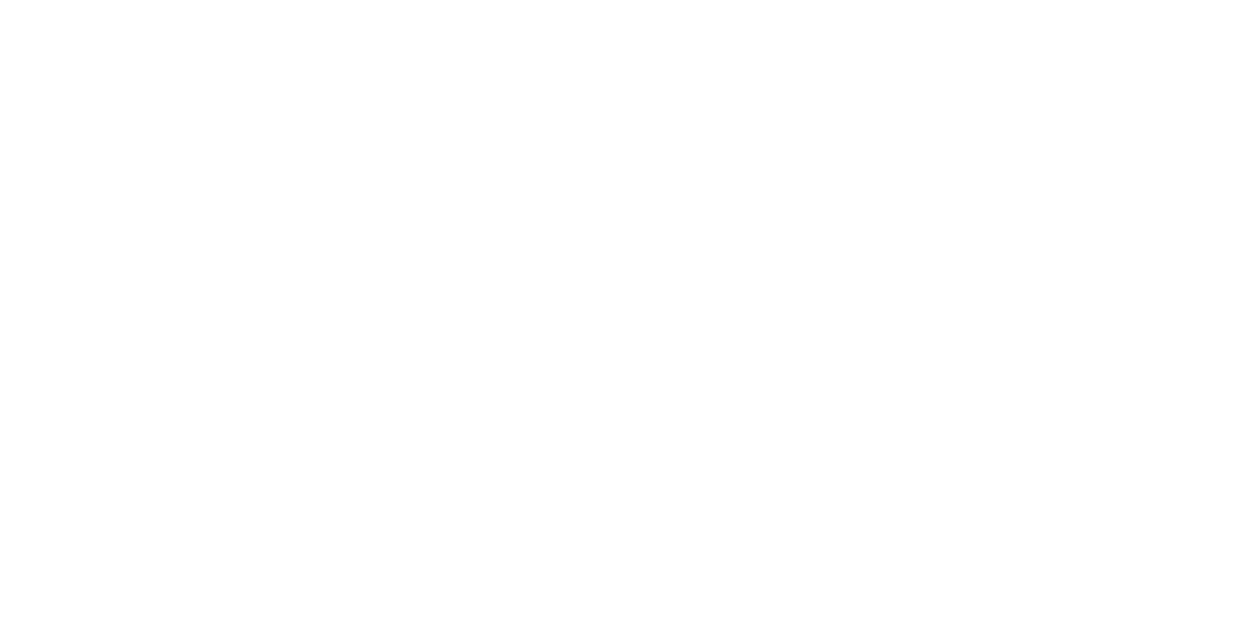
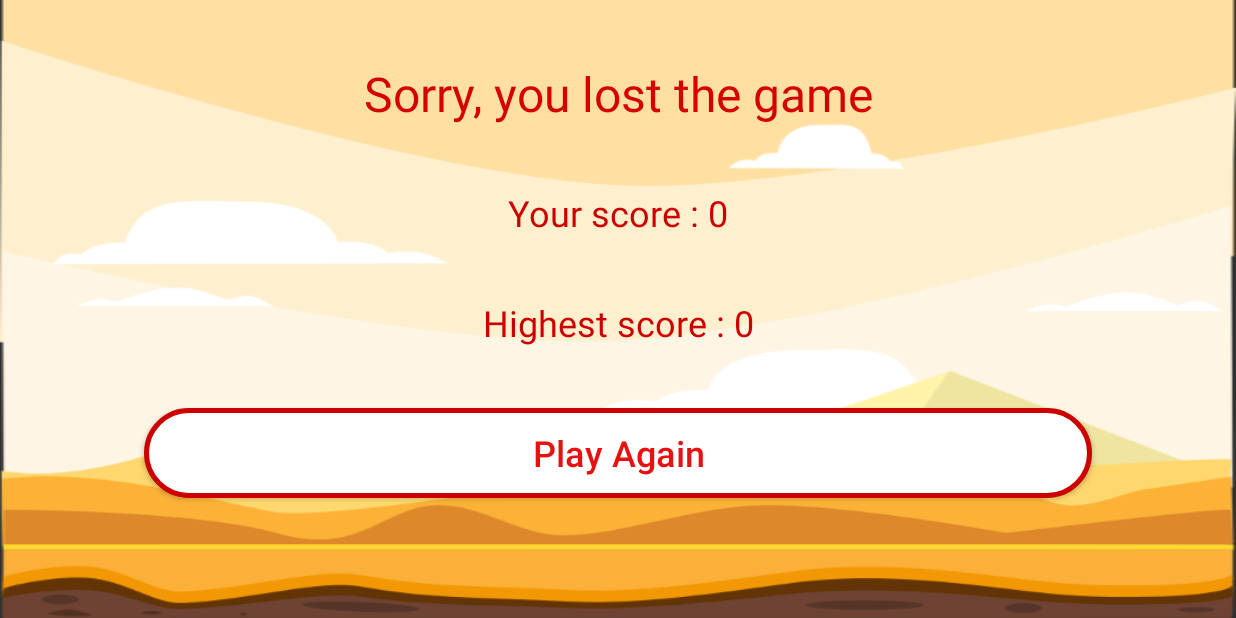
Before and after one commit to sky-CSE/HelpTheBird, an Android app: the ResultActivity screen opened directly, with no data from a screen before it, on a phone screen of 824 x 412 dp (held sideways). Before the commit the screen is empty. Run offline under Robolectric (Android 15) with nearby library versions, the phone set to English and light mode, and no system bars.

Commit message:
Storing HighestScore Locally, Theme change, FullScreen enabled

```diff
--- a/app/src/main/AndroidManifest.xml
+++ b/app/src/main/AndroidManifest.xml
@@ -7,20 +7,22 @@
         android:icon="@mipmap/ic_launcher"
         android:label="@string/app_name"
         android:roundIcon="@mipmap/ic_launcher_round"
-        android:supportsRtl="true"
-        android:theme="@style/Theme.HelpTheBird">
+        android:supportsRtl="true">
         <activity
             android:name=".ResultActivity"
             android:screenOrientation="landscape"
-            android:exported="false" />
+            android:exported="false"
+            android:theme="@style/Theme.AppCompat.NoActionBar"/>
         <activity
             android:name=".GameActivity"
             android:exported="false"
-            android:screenOrientation="landscape" />
+            android:screenOrientation="landscape"
+            android:theme="@style/Theme.AppCompat.NoActionBar"/>
         <activity
             android:name=".MainActivity"
             android:exported="true"
-            android:screenOrientation="landscape">
+            android:screenOrientation="landscape"
+            android:theme="@style/Theme.AppCompat.NoActionBar">
             <intent-filter>
                 <action android:name="android.intent.action.MAIN" />
 
--- a/app/src/main/java/com/example/helpthebird/GameActivity.java
+++ b/app/src/main/java/com/example/helpthebird/GameActivity.java
@@ -2,11 +2,13 @@ package com.example.helpthebird;
 
 import android.annotation.SuppressLint;
 import android.content.Intent;
+import android.graphics.Color;
 import android.media.MediaPlayer;
 import android.os.Bundle;
 import android.os.Handler;
 import android.view.MotionEvent;
 import android.view.View;
+import android.view.WindowManager;
 import android.widget.ImageView;
 import android.widget.TextView;
 
@@ -14,7 +16,7 @@ import androidx.appcompat.app.AppCompatActivity;
 import androidx.constraintlayout.widget.ConstraintLayout;
 
 public class GameActivity extends AppCompatActivity {
-    private static final int SCORE_TO_WIN_GAME = 250;
+    public static final int SCORE_TO_WIN_GAME = 250;
     private MediaPlayer mediaPlayer;
     private ImageView bird, enemy1, enemy2, enemy3, coin1, coin2, life1, life2, life3, scoreLogo;
     private TextView textViewScore, startInfo;
@@ -46,6 +48,9 @@ public class GameActivity extends AppCompatActivity {
     protected void onCreate(Bundle savedInstanceState) {
         super.onCreate(savedInstanceState);
         setContentView(R.layout.activity_game);
+        //FULLSCREEN
+        getWindow().setFlags(WindowManager.LayoutParams.FLAG_FULLSCREEN,
+                WindowManager.LayoutParams.FLAG_FULLSCREEN);
 
         bird = findViewById(R.id.game_bird);
         enemy1 = findViewById(R.id.game_enemy1);
@@ -93,6 +98,14 @@ public class GameActivity extends AppCompatActivity {
                         moveTheBird();
                         moveEnemies();
                         collision();
+                        if(score==80){
+                            constraintLayout.setBackground(getDrawable(R.drawable.bg2));
+                            textViewScore.setTextColor(getColor(R.color.red_night));
+                        }
+                        if(score==160){
+                            // constraintLayout.setBackgroundResource(R.drawable.bg2);
+                            constraintLayout.setBackground(getDrawable(R.drawable.bg1));
+                        }
 
                     }
                 };
@@ -405,7 +418,6 @@ public class GameActivity extends AppCompatActivity {
             startActivity(i);
             finish();
         }
-
     }
 
     @Override
--- a/app/src/main/java/com/example/helpthebird/MainActivity.java
+++ b/app/src/main/java/com/example/helpthebird/MainActivity.java
@@ -4,6 +4,7 @@ import android.app.GameManager;
 import android.content.Intent;
 import android.media.MediaPlayer;
 import android.os.Bundle;
+import android.view.WindowManager;
 import android.view.animation.Animation;
 import android.view.animation.AnimationUtils;
 import android.widget.Button;
@@ -23,6 +24,9 @@ public class MainActivity extends AppCompatActivity {
     protected void onCreate(Bundle savedInstanceState) {
         super.onCreate(savedInstanceState);
         setContentView(R.layout.activity_main);
+        //FULLSCREEN
+        getWindow().setFlags(WindowManager.LayoutParams.FLAG_FULLSCREEN,
+                WindowManager.LayoutParams.FLAG_FULLSCREEN);
 
         volume = findViewById(R.id.volume);
         bird = findViewById(R.id.bird);
--- a/app/src/main/java/com/example/helpthebird/ResultActivity.java
+++ b/app/src/main/java/com/example/helpthebird/ResultActivity.java
@@ -1,14 +1,59 @@
 package com.example.helpthebird;
+
+import android.content.Intent;
+import android.content.SharedPreferences;
+import android.os.Bundle;
+import android.widget.Button;
+import android.widget.TextView;
 
 import androidx.appcompat.app.AppCompatActivity;
 
-import android.os.Bundle;
+public class ResultActivity extends AppCompatActivity {
+    private TextView textViewResultInfo, textViewMyScore, textViewHighestScore;
+    private Button buttonAgain;
+    private int score;
 
-public class ResultActivity extends AppCompatActivity {
+    //To store high score locally
+    private SharedPreferences sharedPreferences;
 
     @Override
     protected void onCreate(Bundle savedInstanceState) {
         super.onCreate(savedInstanceState);
         setContentView(R.layout.activity_result);
+
+        textViewHighestScore = findViewById(R.id.result_highScore);
+        textViewMyScore = findViewById(R.id.result_userScore);
+        textViewResultInfo = findViewById(R.id.result_ResultInfo);
+        buttonAgain = findViewById(R.id.result_playAgain);
+
+        score = getIntent().getIntExtra("score", 0);
+        textViewMyScore.setText("Your score : " + score);
+
+        sharedPreferences = getSharedPreferences("Score", MODE_PRIVATE);
+        int highestScore = sharedPreferences.getInt("highestScore", 0);
+
+        //WON THE GAME
+        if (score >= GameActivity.SCORE_TO_WIN_GAME) {
+            textViewResultInfo.setText("You won the game");
+            textViewHighestScore.setText("Highest score : " + score);
+            sharedPreferences.edit().putInt("highestScore", score).apply();
+        }
+        //LOST THE GAME, BUT SCORED HIGHER THAN B4
+        else if (score >= highestScore) {
+            textViewResultInfo.setText("Sorry, you lost the game");
+            textViewHighestScore.setText("Highest score : " + score);
+            sharedPreferences.edit().putInt("highestScore", score).apply();
+        } else //LOST THE GAME, NEITHER SCORED HIGHER THAN B4
+        {
+            textViewResultInfo.setText("Sorry, you lost the game");
+            textViewHighestScore.setText("Highest score : " + highestScore);
+        }
+
+        buttonAgain.setOnClickListener(view -> {
+            Intent i = new Intent(ResultActivity.this, MainActivity.class);
+            startActivity(i);
+            finish();
+        });
     }
+
 }
--- /dev/null
+++ b/app/src/main/res/drawable/background_play_again.xml
@@ -0,0 +1,8 @@
+<?xml version="1.0" encoding="utf-8"?>
+<shape xmlns:android="http://schemas.android.com/apk/res/android">
+    <stroke
+        android:width="3dp"
+        android:color="@android:color/holo_red_dark" />
+    <solid android:color="@color/white" />
+<corners android:radius="30dp"/>
+</shape>
--- a/app/src/main/res/layout/activity_result.xml
+++ b/app/src/main/res/layout/activity_result.xml
@@ -4,6 +4,64 @@
     xmlns:tools="http://schemas.android.com/tools"
     android:layout_width="match_parent"
     android:layout_height="match_parent"
+    android:background="@drawable/bg3"
+    android:theme="@style/Theme.AppCompat.DayNight.NoActionBar"
     tools:context=".ResultActivity">
 
+    <TextView
+        android:id="@+id/result_highScore"
+        android:layout_width="wrap_content"
+        android:layout_height="wrap_content"
+        android:text="Highest Score :"
+        android:textColor="@android:color/holo_red_dark"
+        android:textSize="24sp"
+        app:layout_constraintBottom_toTopOf="@+id/result_playAgain"
+        app:layout_constraintEnd_toEndOf="parent"
+        app:layout_constraintHorizontal_bias="0.5"
+        app:layout_constraintStart_toStartOf="parent"
+        app:layout_constraintTop_toBottomOf="@+id/result_userScore" />
+
+    <TextView
+        android:id="@+id/result_ResultInfo"
+        android:layout_width="wrap_content"
+        android:layout_height="wrap_content"
+        android:text="Congratulations!!"
+        android:textColor="#D50000"
+        android:textSize="32sp"
+        app:layout_constraintBottom_toTopOf="@+id/result_userScore"
+        app:layout_constraintEnd_toEndOf="parent"
+        app:layout_constraintHorizontal_bias="0.5"
+        app:layout_constraintStart_toStartOf="parent"
+        app:layout_constraintTop_toTopOf="parent" />
+
+    <TextView
+        android:id="@+id/result_userScore"
+        android:layout_width="wrap_content"
+        android:layout_height="wrap_content"
+        android:text="Your score :"
+        android:textColor="@android:color/holo_red_dark"
+        android:textSize="24sp"
+        app:layout_constraintBottom_toTopOf="@+id/result_highScore"
+        app:layout_constraintEnd_toEndOf="parent"
+        app:layout_constraintHorizontal_bias="0.5"
+        app:layout_constraintStart_toStartOf="parent"
+        app:layout_constraintTop_toBottomOf="@+id/result_ResultInfo" />
+
+    <Button
+        android:id="@+id/result_playAgain"
+        style="@style/Widget.AppCompat.Button"
+        android:layout_width="0dp"
+        android:layout_height="60dp"
+        android:layout_marginStart="96dp"
+        android:layout_marginEnd="96dp"
+        android:layout_marginBottom="80dp"
+        android:background="@drawable/background_play_again"
+        android:text="Play Again"
+        android:textAllCaps="false"
+        android:textColor="#E61111"
+        android:textSize="24sp"
+        app:layout_constraintBottom_toBottomOf="parent"
+        app:layout_constraintEnd_toEndOf="parent"
+        app:layout_constraintStart_toStartOf="parent" />
+
 </androidx.constraintlayout.widget.ConstraintLayout>
--- a/app/src/main/res/values/colors.xml
+++ b/app/src/main/res/values/colors.xml
@@ -1,5 +1,6 @@
 <?xml version="1.0" encoding="utf-8"?>
 <resources>
+    <color name="red_night">@android:color/holo_red_light</color>
     <color name="purple_200">#FFBB86FC</color>
     <color name="purple_500">#FF6200EE</color>
     <color name="purple_700">#FF3700B3</color>
```
